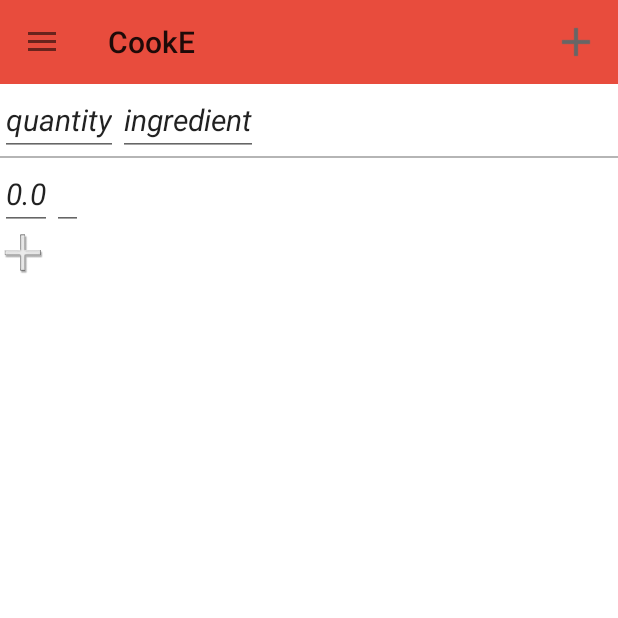
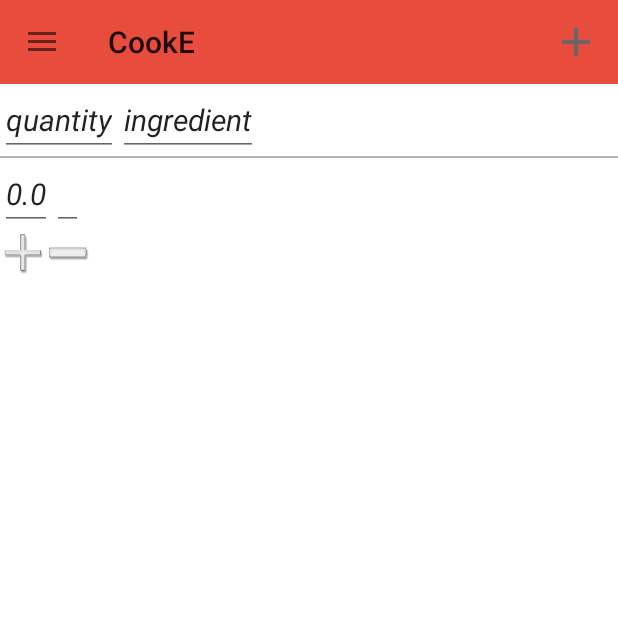
Before and after one commit to Malfonde/CookE, an Android app: the fragment IngredientsFragment placed in its activity, after a tap on an icon or button, on a phone screen of 412 x 824 dp, the top half of it. Run offline under Robolectric (Android 15) with nearby library versions, the phone set to English and light mode, and no system bars; pictures from the network do not load; 13 statements that could not run were skipped.

Commit message:
remove white22222

```diff
--- a/app/src/main/res/layout/fragment_ingredients.xml
+++ b/app/src/main/res/layout/fragment_ingredients.xml
@@ -35,7 +35,7 @@
                 android:id="@+id/removeFromIngrediantsList_Button"
                 android:layout_width="30dp"
                 android:layout_height="30dp"
-                android:background="@color/white"
+                android:background="@drawable/remove_white"
                />
 
         </LinearLayout>
```
